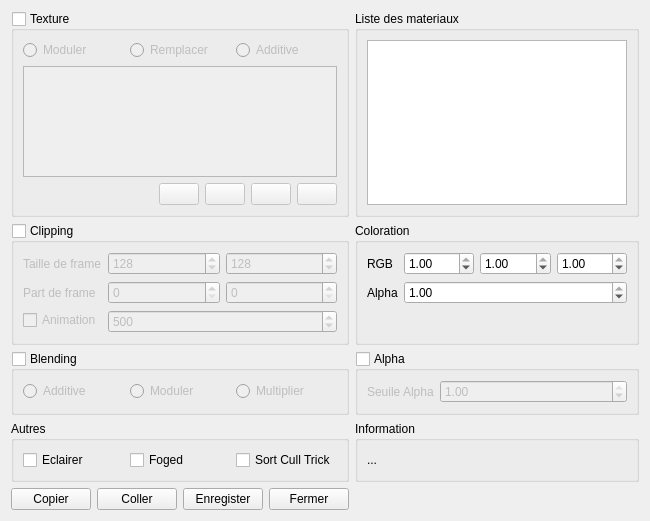
This is sources/matedit.ui in b4n92uid/theball-editor as Qt 5 draws it before an edit. The edited form follows.
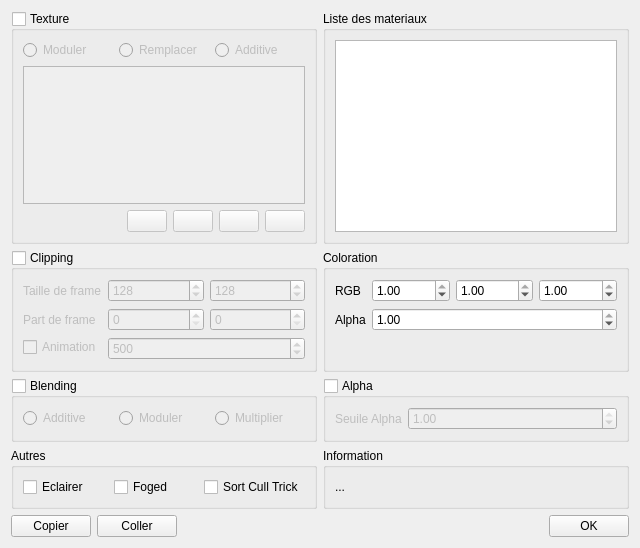
This is the edited form. Icons and pictures are not drawn.

Patch:
```diff
--- a/sources/matedit.ui
+++ b/sources/matedit.ui
@@ -6,16 +6,10 @@
    <rect>
     <x>0</x>
     <y>0</y>
-    <width>650</width>
-    <height>521</height>
+    <width>640</width>
+    <height>513</height>
    </rect>
   </property>
-  <property name="minimumSize">
-   <size>
-    <width>248</width>
-    <height>521</height>
-   </size>
-  </property>
   <property name="windowTitle">
    <string>Editeur de materiaux</string>
   </property>
@@ -477,21 +471,36 @@
       </widget>
      </item>
      <item>
-      <widget class="QPushButton" name="save">
-       <property name="text">
-        <string>Enregister</string>
+      <spacer name="horizontalSpacer_2">
+       <property name="orientation">
+        <enum>Qt::Horizontal</enum>
        </property>
-      </widget>
-     </item>
-     <item>
-      <widget class="QPushButton" name="close">
-       <property name="text">
-        <string>Fermer</string>
+       <property name="sizeHint" stdset="0">
+        <size>
+         <width>40</width>
+         <height>20</height>
+        </size>
        </property>
-      </widget>
+      </spacer>
      </item>
     </layout>
    </item>
+   <item row="7" column="1">
+    <widget class="QPushButton" name="ok">
+     <property name="sizePolicy">
+      <sizepolicy hsizetype="Fixed" vsizetype="Fixed">
+       <horstretch>0</horstretch>
+       <verstretch>0</verstretch>
+      </sizepolicy>
+     </property>
+     <property name="layoutDirection">
+      <enum>Qt::RightToLeft</enum>
+     </property>
+     <property name="text">
+      <string>OK</string>
+     </property>
+    </widget>
+   </item>
   </layout>
  </widget>
  <resources>
```
Left out of the diff: 4 changed lines with no effect on the pictures.
